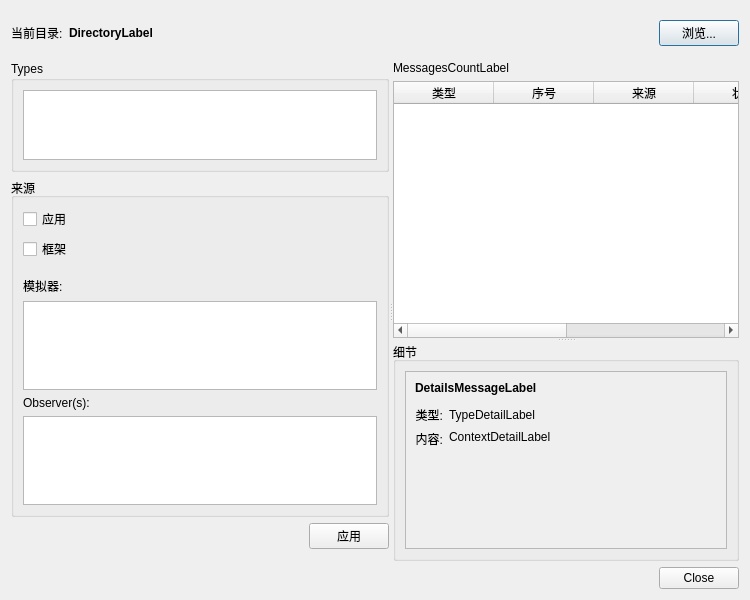
Before: the Qt Designer form src/openfluid/ui/common/LogExplorerDialog.ui in jylfc0307/OpenFluidPlus, drawn with Qt 5.
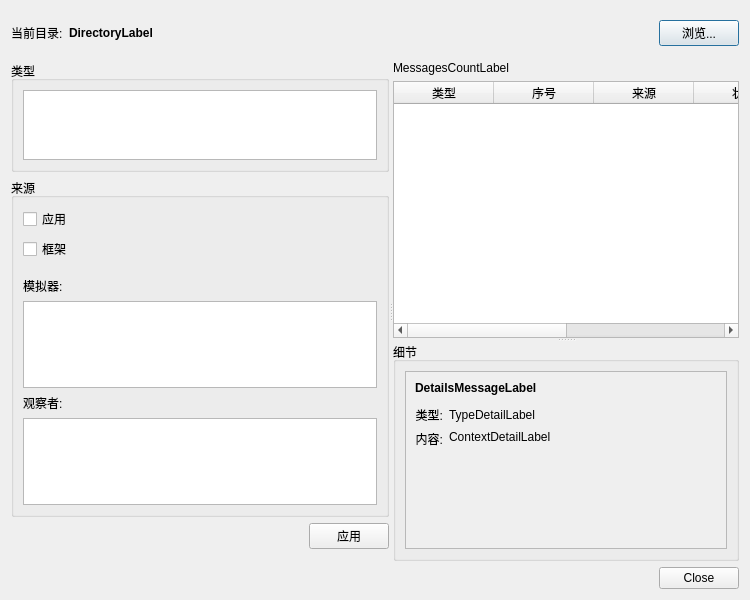
After: the same form once the commit is applied. Custom widgets are drawn as their Qt base class.

```diff
--- a/src/openfluid/ui/common/LogExplorerDialog.ui
+++ b/src/openfluid/ui/common/LogExplorerDialog.ui
@@ -105,7 +105,7 @@
           <item>
            <widget class="QGroupBox" name="groupBox">
             <property name="title">
-             <string>Types</string>
+             <string>类型</string>
             </property>
             <layout class="QVBoxLayout" name="verticalLayout_4">
              <item>
@@ -176,7 +176,7 @@
              <item>
               <widget class="QLabel" name="label_3">
                <property name="text">
-                <string>Observer(s):</string>
+                <string>观察者:</string>
                </property>
               </widget>
              </item>
```
